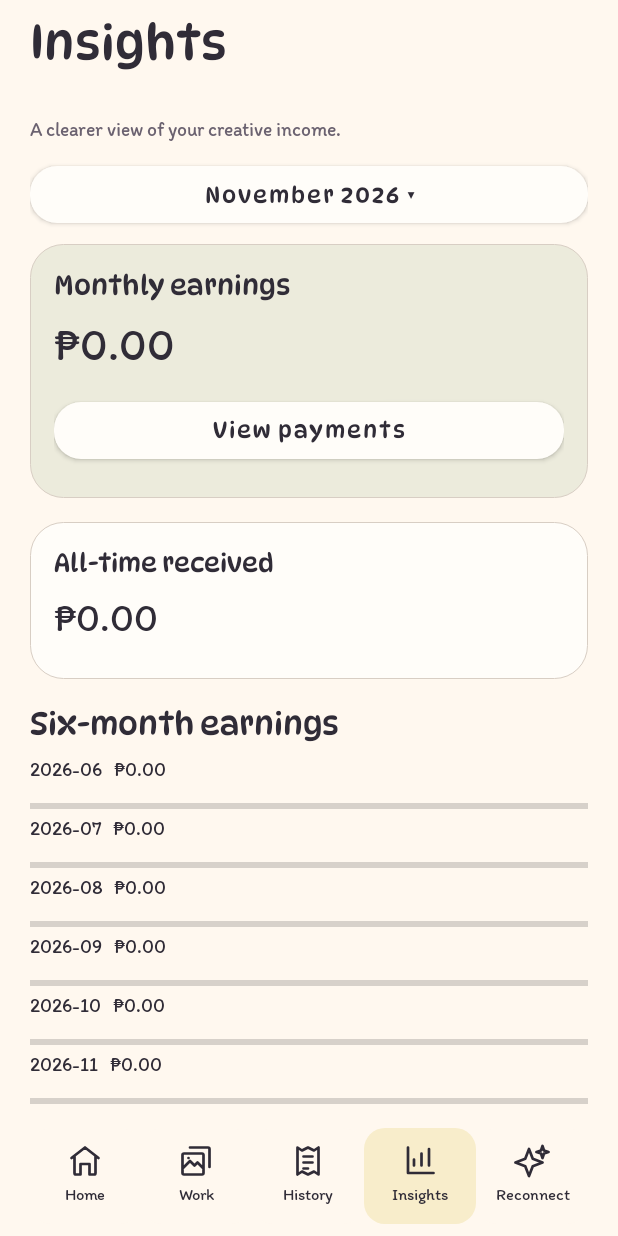
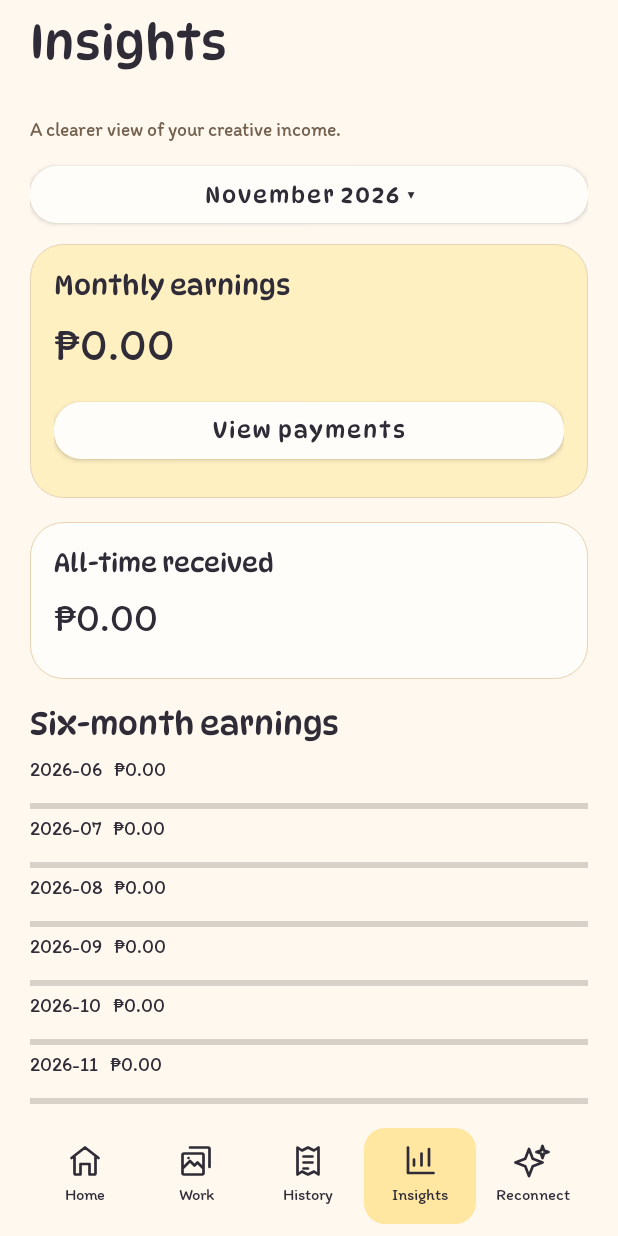
Before and after one commit to yezdenz/obra, an Android app: the screen it shows after launch (MainActivity), after a tap on "Insights", on a phone screen of 412 x 824 dp. Run offline under Robolectric (Android 15) with nearby library versions, the phone set to English and light mode, and no system bars; 2 other taps on this screen came first.

Commit message:
Try butter yellow and peach accents across the native app

```diff
--- a/OBRA/app/src/main/java/com/obra/studio/ui/BaseActivity.kt
+++ b/OBRA/app/src/main/java/com/obra/studio/ui/BaseActivity.kt
@@ -84,7 +84,7 @@ open class BaseActivity: AppCompatActivity() {
 
     private fun showRefreshError(saved: Boolean) {
         refreshError?.let { body.removeView(it) }
-        val panel = card(lavender) {
+        val panel = card(detailTone) {
             text(if (saved) "Saved successfully" else "Could not refresh saved records", 18, true, it)
             text("Showing previously loaded information. Retry to read the latest saved records.", 14, false, it)
             button("Retry refresh", it, true) { refreshData() }
@@ -107,9 +107,18 @@ open class BaseActivity: AppCompatActivity() {
         if (enabled) controlStates.clear()
     }
     lateinit var body: LinearLayout; lateinit var header: LinearLayout; lateinit var footer: LinearLayout; lateinit var scroll: ScrollView
-    val cream = Color.rgb(255,248,239); val ink = Color.rgb(48,44,55); val muted = Color.rgb(107,98,112)
-    val yellow = Color.rgb(255,209,91); val sage = Color.rgb(236,235,220); val lavender = Color.rgb(237,228,244)
-    val danger = Color.rgb(180,52,62)
+    val cream get() = getColor(R.color.obra_canvas)
+    val surface get() = getColor(R.color.obra_surface)
+    val ink get() = getColor(R.color.obra_ink)
+    val muted get() = getColor(R.color.obra_muted)
+    val yellow get() = getColor(R.color.obra_yellow)
+    val summaryTone get() = getColor(R.color.obra_butter)
+    val detailTone get() = getColor(R.color.obra_peach)
+    val outlineTone get() = getColor(R.color.obra_outline)
+    val imageTone get() = getColor(R.color.obra_image_surface)
+    val accentTone get() = getColor(R.color.obra_honey)
+    val selectedTone get() = getColor(R.color.obra_selected)
+    val danger get() = getColor(R.color.obra_danger)
     val heading: Typeface by lazy { try { resources.getFont(R.font.dynapuff) } catch (_: Exception) { Typeface.DEFAULT_BOLD } }
     val supporting: Typeface by lazy { try { resources.getFont(R.font.itim) } catch (_: Exception) { Typeface.DEFAULT } }
     override fun onCreate(state: Bundle?) { super.onCreate(state); setContentView(R.layout.activity_shell)
@@ -117,9 +126,9 @@ open class BaseActivity: AppCompatActivity() {
         ViewCompat.setOnApplyWindowInsetsListener(findViewById(R.id.shell)) { v, i -> val bars=i.getInsets(WindowInsetsCompat.Type.systemBars() or WindowInsetsCompat.Type.ime()); v.setPadding(bars.left,bars.top,bars.right,bars.bottom); i }
     }
     fun dp(n: Int) = (n*resources.displayMetrics.density).toInt()
-    fun shape(color: Int, radius: Int=22, outline: Boolean=false) = GradientDrawable().apply { setColor(color); cornerRadius=dp(radius).toFloat(); if(outline)setStroke(dp(1),Color.rgb(216,206,196)) }
+    fun shape(color: Int, radius: Int=22, outline: Boolean=false) = GradientDrawable().apply { setColor(color); cornerRadius=dp(radius).toFloat(); if(outline)setStroke(dp(1),outlineTone) }
     fun text(value: String, size: Int=15, title: Boolean=false, parent: LinearLayout=body): TextView = TextView(this).apply { text=value; textSize=size.toFloat(); setTextColor(ink); typeface=if(title)heading else supporting; setLineSpacing(dp(3).toFloat(),1f); parent.addView(this, LinearLayout.LayoutParams(-1,-2).apply { bottomMargin=dp(8) }) }
-    fun button(label: String, parent: LinearLayout=body, primary: Boolean=false, action: ()->Unit): MaterialButton = MaterialButton(this).apply { text=label; isAllCaps=false; typeface=heading; textSize=15f; setTextColor(ink); backgroundTintList=android.content.res.ColorStateList.valueOf(if(primary)yellow else Color.rgb(255,253,249)); cornerRadius=dp(18); minHeight=dp(50); setPadding(dp(12),dp(5),dp(12),dp(5)); parent.addView(this,LinearLayout.LayoutParams(-1,-2).apply { bottomMargin=dp(8) }); setOnClickListener { action() } }
+    fun button(label: String, parent: LinearLayout=body, primary: Boolean=false, action: ()->Unit): MaterialButton = MaterialButton(this).apply { text=label; isAllCaps=false; typeface=heading; textSize=15f; setTextColor(ink); backgroundTintList=android.content.res.ColorStateList.valueOf(if(primary)yellow else surface); cornerRadius=dp(18); minHeight=dp(50); setPadding(dp(12),dp(5),dp(12),dp(5)); parent.addView(this,LinearLayout.LayoutParams(-1,-2).apply { bottomMargin=dp(8) }); setOnClickListener { action() } }
     fun uploadButton(label: String, parent: LinearLayout=body, action: ()->Unit): MaterialButton =
         button(label,parent,action=action).apply {
             setIconResource(R.drawable.ic_add_photo)
@@ -133,7 +142,7 @@ open class BaseActivity: AppCompatActivity() {
             imageTintList=android.content.res.ColorStateList(
                 arrayOf(intArrayOf(-android.R.attr.state_enabled),intArrayOf()),
                 intArrayOf(muted,ink))
-            background=shape(0xfffffdf9.toInt(),14,true)
+            background=shape(surface,14,true)
             setPadding(dp(12),dp(12),dp(12),dp(12))
             minimumWidth=dp(48);minimumHeight=dp(48)
             contentDescription=label;tooltipText=label;isFocusable=true
@@ -142,10 +151,10 @@ open class BaseActivity: AppCompatActivity() {
         }
     fun statusChip(status: String, parent: LinearLayout): TextView {
         val (fill,foreground)=when(status) {
-            "Queued" -> 0xfff8edcb.toInt() to 0xff71591e.toInt()
-            "In progress" -> lavender to 0xff604778.toInt()
-            "Completed" -> 0xffe5efdf.toInt() to 0xff395d37.toInt()
-            else -> 0xffeee8e3.toInt() to muted
+            "Queued" -> summaryTone to getColor(R.color.obra_queued_ink)
+            "In progress" -> detailTone to getColor(R.color.obra_progress_ink)
+            "Completed" -> getColor(R.color.obra_completed) to getColor(R.color.obra_completed_ink)
+            else -> getColor(R.color.obra_neutral) to muted
         }
         return text(status,12,false,parent).apply {
             background=shape(fill,10);setTextColor(foreground)
@@ -153,7 +162,7 @@ open class BaseActivity: AppCompatActivity() {
             layoutParams=LinearLayout.LayoutParams(-2,-2).apply { bottomMargin=dp(6) }
         }
     }
-    fun card(color: Int=Color.rgb(255,253,249), parent: LinearLayout=body, content: (LinearLayout)->Unit): LinearLayout = LinearLayout(this).apply { orientation=LinearLayout.VERTICAL; setPadding(dp(16),dp(16),dp(16),dp(12)); background=shape(color,22,true); parent.addView(this,LinearLayout.LayoutParams(-1,-2).apply { bottomMargin=dp(16) }); content(this) }
+    fun card(color: Int=surface, parent: LinearLayout=body, content: (LinearLayout)->Unit): LinearLayout = LinearLayout(this).apply { orientation=LinearLayout.VERTICAL; setPadding(dp(16),dp(16),dp(16),dp(12)); background=shape(color,22,true); parent.addView(this,LinearLayout.LayoutParams(-1,-2).apply { bottomMargin=dp(16) }); content(this) }
     fun title(name: String, back: Boolean=true) { header.removeAllViews(); if(back) { val b=TextView(this); b.text="‹"; b.textSize=32f; b.contentDescription="Back"; b.gravity=Gravity.CENTER; header.addView(b,LinearLayout.LayoutParams(dp(48),dp(48))); b.setOnClickListener { onBackPressedDispatcher.onBackPressed() } }; text(name,if(back)20 else 32,true,header).layoutParams=LinearLayout.LayoutParams(0,-2,1f) }
     fun headerAction(label: String, destructive: Boolean=false, action: () -> Unit) {
         TextView(this).apply {
@@ -254,7 +263,7 @@ open class BaseActivity: AppCompatActivity() {
     fun loadArtwork(view: ImageView, image: String, edge: Int=480) { artworkImages.load(view,image,edge) }
     fun thumbnail(image: String?, label: String, size: Int=76): ImageView = ImageView(this).apply {
         scaleType=ImageView.ScaleType.FIT_CENTER;contentDescription=label
-        background=shape(0xffede5dc.toInt(),14);clipToOutline=true
+        background=shape(imageTone,14);clipToOutline=true
         foreground=shape(Color.TRANSPARENT,14).apply { setStroke(dp(2),Color.BLACK) }
         setImageResource(R.drawable.ic_photo)
         imageTintList=android.content.res.ColorStateList.valueOf(muted)
@@ -352,7 +361,7 @@ open class BaseActivity: AppCompatActivity() {
         box.isClickable=true;box.isFocusable=true;box.contentDescription="Open ${c.title}";box.setOnClickListener{detail(c.id)}
     } }
     fun empty(title: String, message: String) { card { text(title,21,true,it); text(message,15,false,it) } }
-    fun input(label: String, value: String, parent: LinearLayout=body, multiline: Boolean=false, suggestions: List<String>?=null): EditText { text(label,14,false,parent); return (if(suggestions==null) EditText(this) else AutoCompleteTextView(this).apply { setAdapter(ArrayAdapter(context,android.R.layout.simple_dropdown_item_1line,suggestions));threshold=1 }).apply { setText(value); textSize=16f; typeface=supporting; setTextColor(ink); background=shape(Color.rgb(255,253,249),14,true); setPadding(dp(12),dp(10),dp(12),dp(10)); minHeight=dp(50); inputType=if(multiline) android.text.InputType.TYPE_CLASS_TEXT or android.text.InputType.TYPE_TEXT_FLAG_MULTI_LINE else android.text.InputType.TYPE_CLASS_TEXT; if(multiline)minLines=3; parent.addView(this,LinearLayout.LayoutParams(-1,-2).apply { bottomMargin=dp(16) }); contentDescription=label } }
+    fun input(label: String, value: String, parent: LinearLayout=body, multiline: Boolean=false, suggestions: List<String>?=null): EditText { text(label,14,false,parent); return (if(suggestions==null) EditText(this) else AutoCompleteTextView(this).apply { setAdapter(ArrayAdapter(context,android.R.layout.simple_dropdown_item_1line,suggestions));threshold=1 }).apply { setText(value); textSize=16f; typeface=supporting; setTextColor(ink); background=shape(surface,14,true); setPadding(dp(12),dp(10),dp(12),dp(10)); minHeight=dp(50); inputType=if(multiline) android.text.InputType.TYPE_CLASS_TEXT or android.text.InputType.TYPE_TEXT_FLAG_MULTI_LINE else android.text.InputType.TYPE_CLASS_TEXT; if(multiline)minLines=3; parent.addView(this,LinearLayout.LayoutParams(-1,-2).apply { bottomMargin=dp(16) }); contentDescription=label } }
     fun choose(label: String, values: List<String>, current: String, changed: (String)->Unit) { text(label,14); val spinner=Spinner(this); spinner.adapter=ArrayAdapter(this,android.R.layout.simple_spinner_dropdown_item,values); spinner.setSelection(values.indexOf(current).coerceAtLeast(0)); body.addView(spinner,LinearLayout.LayoutParams(-1,dp(52))); spinner.onItemSelectedListener=object: AdapterView.OnItemSelectedListener { override fun onNothingSelected(p: AdapterView<*>?) {} ; override fun onItemSelected(p: AdapterView<*>?,v: View?,position: Int,id: Long) { changed(values[position]) } } }
     fun dateField(label: String, value: String, changed: (String)->Unit) {
         text(label,13)
@@ -360,7 +369,7 @@ open class BaseActivity: AppCompatActivity() {
         val display=parsed?.format(java.time.format.DateTimeFormatter.ofPattern("MMM d, yyyy",java.util.Locale.ENGLISH)) ?: "Choose a date"
         val row=LinearLayout(this).apply {
             gravity=Gravity.CENTER_VERTICAL;minimumHeight=dp(60);setPadding(dp(14),dp(8),dp(14),dp(8))
-            background=shape(0xfffffdf9.toInt(),16,true);isClickable=true;isFocusable=true
+            background=shape(surface,16,true);isClickable=true;isFocusable=true
             contentDescription="$label, $display";tag="date-field:$label"
         }
         body.addView(row,LinearLayout.LayoutParams(-1,-2).apply { bottomMargin=dp(16) })
--- a/OBRA/app/src/main/java/com/obra/studio/ui/DetailActivity.kt
+++ b/OBRA/app/src/main/java/com/obra/studio/ui/DetailActivity.kt
@@ -29,7 +29,7 @@ class DetailActivity : BaseActivity() {
         }
         reset("Commission details")
         headerAction("Edit") { form("edit", c.id) }
-        card(lavender) {
+        card(detailTone) {
             statusChip(c.status, it)
             text(c.title, 25, true, it)
             text("${c.username} · ${c.platform}", 15, false, it)
@@ -46,7 +46,7 @@ class DetailActivity : BaseActivity() {
         uploadButton("Add artwork") { startActivity(Intent(this,ArtworkActivity::class.java).putExtra("commissionId",c.id)) }
         val received = Studio.received(c.id)
         val remaining = Studio.balance(c)
-        card(sage) { panel ->
+        card(summaryTone) { panel ->
             text(if (remaining == 0L) "Fully paid" else "Still to collect", 18, true, panel)
             text(Studio.money(remaining), 28, false, panel)
             text("${Studio.money(received)} received of ${Studio.money(c.totalMinor)}", 14, false, panel)
--- a/OBRA/app/src/main/java/com/obra/studio/ui/FormActivity.kt
+++ b/OBRA/app/src/main/java/com/obra/studio/ui/FormActivity.kt
@@ -150,13 +150,13 @@ class FormActivity:BaseActivity() {
         return null
     }
     private val methods=listOf("GCash","Bank transfer","PayPal","Cash","Other")
-    private fun payment(){val c=Studio.work(workId)!!;card(sage){text(c.title,20,true,it);text("Remaining: ${Studio.money(Studio.balance(c))}",20,false,it)};field("amount","Amount received (PHP) *",amount);dateField("Received date",paidOn){capture();paidOn=it;render()};choose("Method",methods,method){method=it};field("note","Note · Optional",paymentNote,true);button("Save payment",footer,true){capture();val n=Validation.minor(amount);val d=Validation.date(paidOn);when{n==null->error("Enter a positive amount with at most two decimal places.");n>Studio.balance(c)->error("Payment cannot exceed the remaining balance.");d==null||d<Validation.date(c.commissionOn)||d>LocalDate.now()->error("Received date must be between commission date and today.");else->{attemptedSave=true;write({it.recordPayment(workId,n,paidOn,method,paymentNote,submissionToken)}){finish()}}}} }
+    private fun payment(){val c=Studio.work(workId)!!;card(summaryTone){text(c.title,20,true,it);text("Remaining: ${Studio.money(Studio.balance(c))}",20,false,it)};field("amount","Amount received (PHP) *",amount);dateField("Received date",paidOn){capture();paidOn=it;render()};choose("Method",methods,method){method=it};field("note","Note · Optional",paymentNote,true);button("Save payment",footer,true){capture();val n=Validation.minor(amount);val d=Validation.date(paidOn);when{n==null->error("Enter a positive amount with at most two decimal places.");n>Studio.balance(c)->error("Payment cannot exceed the remaining balance.");d==null||d<Validation.date(c.commissionOn)||d>LocalDate.now()->error("Received date must be between commission date and today.");else->{attemptedSave=true;write({it.recordPayment(workId,n,paidOn,method,paymentNote,submissionToken)}){finish()}}}} }
     private fun payments() {
         val c=Studio.work(workId)!!
         headerAction("Delete",destructive=true) { deleteCommission(c) }
         section(c.title)
         text(listOf(c.displayName,c.username,c.platform).filter { it.isNotBlank() }.joinToString(" · "),14)
-        card(sage) {
+        card(summaryTone) {
             text("Received ${Studio.money(Studio.received(workId))}",20,false,it)
             text("Remaining ${Studio.money(Studio.balance(c))}",16,false,it)
         }
@@ -178,7 +178,7 @@ class FormActivity:BaseActivity() {
         if(completing) {
             note("Ready to call it done? Check the finish date, then confirm below.")
             dateField("Actual finish date",finished){finished=it;render()}
-            card(sage) {
+            card(summaryTone) {
                 text("${Studio.money(Studio.balance(c))} still to collect",19,true,it)
                 text("You can finish the artwork before the client pays the balance. Payments stay unchanged.",14,false,it)
             }
--- a/OBRA/app/src/main/java/com/obra/studio/ui/MainActivity.kt
+++ b/OBRA/app/src/main/java/com/obra/studio/ui/MainActivity.kt
@@ -62,7 +62,7 @@ class MainActivity: BaseActivity() {
                 orientation=LinearLayout.VERTICAL;gravity=Gravity.CENTER
                 minimumHeight=dp(64);setPadding(dp(2),dp(7),dp(2),dp(7))
                 contentDescription=name;isSelected=name==tab;isFocusable=true
-                background=shape(if(isSelected)0xfff8edcb.toInt() else cream,14)
+                background=shape(if(isSelected)selectedTone else cream,14)
                 setOnClickListener { switch(name) }
             }
             item.addView(ImageView(this).apply {
@@ -81,7 +81,7 @@ class MainActivity: BaseActivity() {
         note(java.time.LocalDate.now().format(java.time.format.DateTimeFormatter.ofPattern("EEEE, MMM d")))
         val works=Studio.repository.commissions()
         val outstanding=works.filter { it.status != "Cancelled" }.sumOf { Studio.balance(it) }
-        card(sage) {
+        card(summaryTone) {
             val headingRow=LinearLayout(this).apply { gravity=android.view.Gravity.CENTER_VERTICAL }
             it.addView(headingRow)
             val monthPattern=if(month.year==YearMonth.now().year)"MMMM" else "MMMM yyyy"
@@ -98,7 +98,7 @@ class MainActivity: BaseActivity() {
             text("Still to collect: ${Studio.money(outstanding)} across all artwork",13,false,it)
         }.apply {
             tag="home-earnings"
-            background=shape(sage,22).apply { setStroke(dp(2),yellow) }
+            background=shape(summaryTone,22).apply { setStroke(dp(2),yellow) }
         }
         val counts=LinearLayout(this);body.addView(counts,LinearLayout.LayoutParams(-1,-2).apply{bottomMargin=dp(18)})
         listOf("${works.count{it.status=="In progress"}}\nIn progress","${works.count{it.status=="Queued"}}\nIn queue").forEachIndexed { i,label ->
@@ -133,7 +133,7 @@ class MainActivity: BaseActivity() {
     }
     private fun history() {
         note("Payments grouped by commission. Tap an entry for its full history.");period();val payments=Studio.monthly(month).sortedByDescending { it.receivedOn }
-        card(sage) { text(Studio.money(payments.sumOf { p->p.amountMinor }),30,false,it);text("${payments.size} payments received",14,false,it) }
+        card(summaryTone) { text(Studio.money(payments.sumOf { p->p.amountMinor }),30,false,it);text("${payments.size} payments received",14,false,it) }
         if(payments.isEmpty())empty("No payments this month","Received payments will appear here once recorded.")
         groupPaymentsForMonth(Studio.repository.payments(),month).forEach { group ->
             commissionPayments(group,Studio.work(group.commissionId),month)
@@ -141,11 +141,11 @@ class MainActivity: BaseActivity() {
     }
     private fun insights() {
         note("A clearer view of your creative income.");period()
-        card(sage) { text("Monthly earnings",18,true,it);text(Studio.money(Studio.monthly(month).sumOf { p->p.amountMinor }),30,false,it);button("View payments",it) { switch("History") } }
+        card(summaryTone) { text("Monthly earnings",18,true,it);text(Studio.money(Studio.monthly(month).sumOf { p->p.amountMinor }),30,false,it);button("View payments",it) { switch("History") } }
         card { text("All-time received",17,true,it);text(Studio.money(Studio.repository.payments().sumOf { p->p.amountMinor }),26,false,it) }
         section("Six-month earnings")
         val series=(5L downTo 0L).map { month.minusMonths(it) }.map { it to Studio.monthly(it).sumOf { p->p.amountMinor } };val max=series.maxOf { it.second }.coerceAtLeast(1)
-        series.forEach { (m,amount)->text("$m   ${Studio.money(amount)}",13);val bar=ProgressBar(this,null,android.R.attr.progressBarStyleHorizontal);bar.max=100;bar.progress=(amount*100/max).toInt();bar.progressTintList=android.content.res.ColorStateList.valueOf(0xff6a507d.toInt());bar.contentDescription="$m received ${Studio.money(amount)}";body.addView(bar,LinearLayout.LayoutParams(-1,dp(12))) };note("Received income (PHP) by month; six months ending $month.")
+        series.forEach { (m,amount)->text("$m   ${Studio.money(amount)}",13);val bar=ProgressBar(this,null,android.R.attr.progressBarStyleHorizontal);bar.max=100;bar.progress=(amount*100/max).toInt();bar.progressTintList=android.content.res.ColorStateList.valueOf(accentTone);bar.contentDescription="$m received ${Studio.money(amount)}";body.addView(bar,LinearLayout.LayoutParams(-1,dp(12))) };note("Received income (PHP) by month; six months ending $month.")
         section("By commission type");val grouped=Studio.monthly(month).groupBy { Studio.work(it.commissionId)?.type?:"Other" };if(grouped.isEmpty())note("No received payments for this period.");grouped.forEach { (type,ps)->text("$type  ·  ${Studio.money(ps.sumOf { it.amountMinor })}") }
         section("Current balances");note("Across all dates, including completed artwork.");Studio.repository.commissions().filter { it.status != "Cancelled" && Studio.balance(it)>0 }.forEach { c->button("${c.title}\n${Studio.money(Studio.balance(c))} remaining") { detail(c.id) } }
     }
@@ -165,7 +165,7 @@ class MainActivity: BaseActivity() {
                 "Select a current commission above to find previous clients with matching type and genre.")
             return
         }
-        val c=Studio.work(selected)!!;card(lavender) { text("${c.type}  ·  ${c.genre}",17,true,it);text("Suggestions use commission type and genre.",14,false,it) }
+        val c=Studio.work(selected)!!;card(detailTone) { text("${c.type}  ·  ${c.genre}",17,true,it);text("Suggestions use commission type and genre.",14,false,it) }
         val results=Studio.repository.recommendations(selected)
         if(results.isEmpty())empty(if(c.genreId==null)"Choose a primary genre" else "No matching clients yet",if(c.genreId==null)"Edit this commission and add a primary genre to find similar completed work." else "Try another current commission. Matching completed artwork will appear here.")
         results.forEach { r->val previous=Studio.work(r.previousCommissionId)!!;card { text(r.clientName,22,true,it);text(previous.title,18,true,it);text("${r.reason}\n${previous.type} · ${previous.genre}\nFinished ${previous.finishedOn}",14,false,it);button("View previous commission",it) { detail(previous.id) } } }
--- a/OBRA/app/src/main/java/com/obra/studio/ui/ViewerActivity.kt
+++ b/OBRA/app/src/main/java/com/obra/studio/ui/ViewerActivity.kt
@@ -62,7 +62,7 @@ class ViewerActivity : BaseActivity() {
         image = ImageView(this).apply {
             contentDescription = if(label=="Artwork")"Artist artwork image" else "Commission reference image"
             scaleType = ImageView.ScaleType.FIT_CENTER
-            background = shape(0xffede5dc.toInt())
+            background = shape(imageTone)
         }
         body.addView(image, LinearLayout.LayoutParams(-1, dp(380)))
         note("Pinch to zoom · Drag to pan when enlarged")
--- a/OBRA/app/src/main/res/values/calendar.xml
+++ b/OBRA/app/src/main/res/values/calendar.xml
@@ -2,10 +2,10 @@
     <style name="ThemeOverlay.Obra.Calendar" parent="ThemeOverlay.MaterialComponents.MaterialCalendar">
         <item name="fontFamily">@font/itim</item>
         <item name="android:fontFamily">@font/itim</item>
-        <item name="colorPrimary">#6A507D</item>
-        <item name="colorOnPrimary">#FFFDF9</item>
-        <item name="colorSurface">#FFF8EF</item>
-        <item name="colorOnSurface">#302C37</item>
+        <item name="colorPrimary">@color/obra_honey</item>
+        <item name="colorOnPrimary">@android:color/white</item>
+        <item name="colorSurface">@color/obra_canvas</item>
+        <item name="colorOnSurface">@color/obra_ink</item>
         <item name="materialCalendarHeaderTitle">@style/Obra.CalendarTitle</item>
         <item name="materialCalendarHeaderSelection">@style/Obra.CalendarSelection</item>
     </style>
--- /dev/null
+++ b/OBRA/app/src/main/res/values/colors.xml
@@ -0,0 +1,20 @@
+<resources>
+    <!-- Temporary warm palette preview. Original styling stays on final-enhancements. -->
+    <color name="obra_canvas">#FFF8EF</color>
+    <color name="obra_surface">#FFFDF9</color>
+    <color name="obra_ink">#302C37</color>
+    <color name="obra_muted">#74614E</color>
+    <color name="obra_yellow">#FFD15B</color>
+    <color name="obra_butter">#FFF0C2</color>
+    <color name="obra_peach">#FFE4D1</color>
+    <color name="obra_outline">#E7D3B3</color>
+    <color name="obra_image_surface">#F4E9D8</color>
+    <color name="obra_honey">#996000</color>
+    <color name="obra_selected">#FFE7A1</color>
+    <color name="obra_queued_ink">#795300</color>
+    <color name="obra_progress_ink">#7D421E</color>
+    <color name="obra_completed">#E9EED5</color>
+    <color name="obra_completed_ink">#43572F</color>
+    <color name="obra_neutral">#EEE8E3</color>
+    <color name="obra_danger">#B4343E</color>
+</resources>
--- a/OBRA/app/src/main/res/values/styles.xml
+++ b/OBRA/app/src/main/res/values/styles.xml
@@ -4,8 +4,13 @@
         <item name="fontFamily">@font/itim</item>
         <item name="android:windowLightStatusBar">true</item>
         <item name="android:windowActionModeOverlay">true</item>
-        <item name="android:windowBackground">#FFF8EF</item>
-        <item name="colorPrimary">#6A507D</item>
-        <item name="colorSecondary">#FFD15B</item>
+        <item name="android:windowBackground">@color/obra_canvas</item>
+        <item name="colorPrimary">@color/obra_honey</item>
+        <item name="colorOnPrimary">@android:color/white</item>
+        <item name="colorSecondary">@color/obra_yellow</item>
+        <item name="colorOnSecondary">@color/obra_ink</item>
+        <item name="colorSurface">@color/obra_surface</item>
+        <item name="colorOnSurface">@color/obra_ink</item>
+        <item name="android:colorBackground">@color/obra_canvas</item>
     </style>
 </resources>
```
